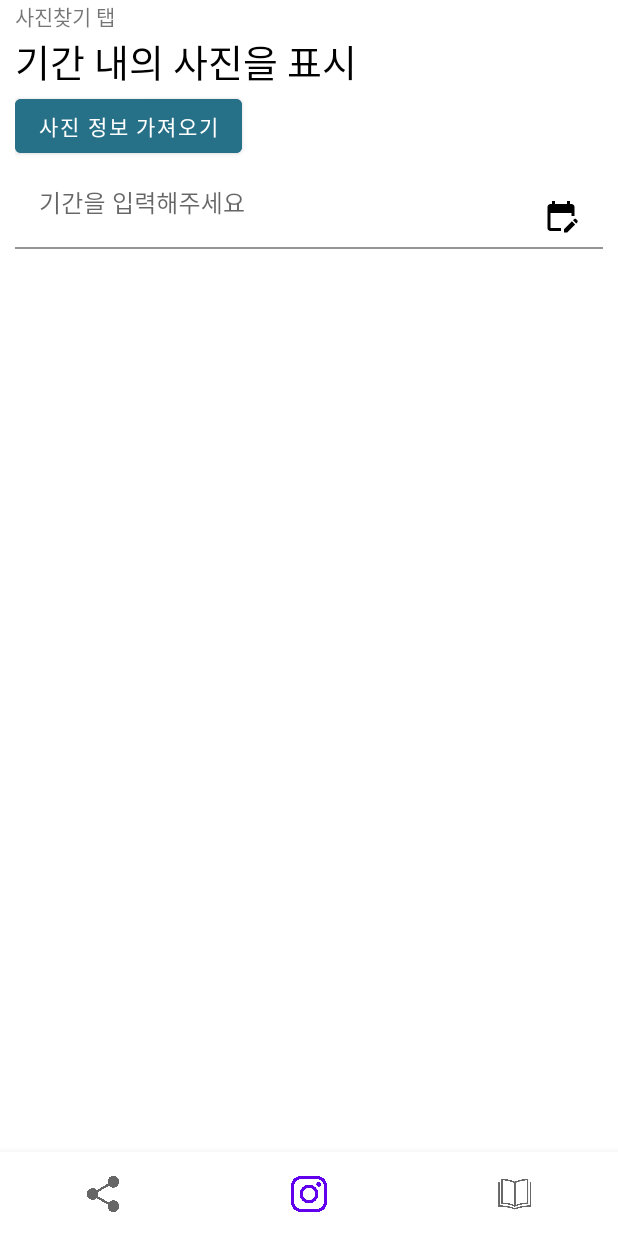
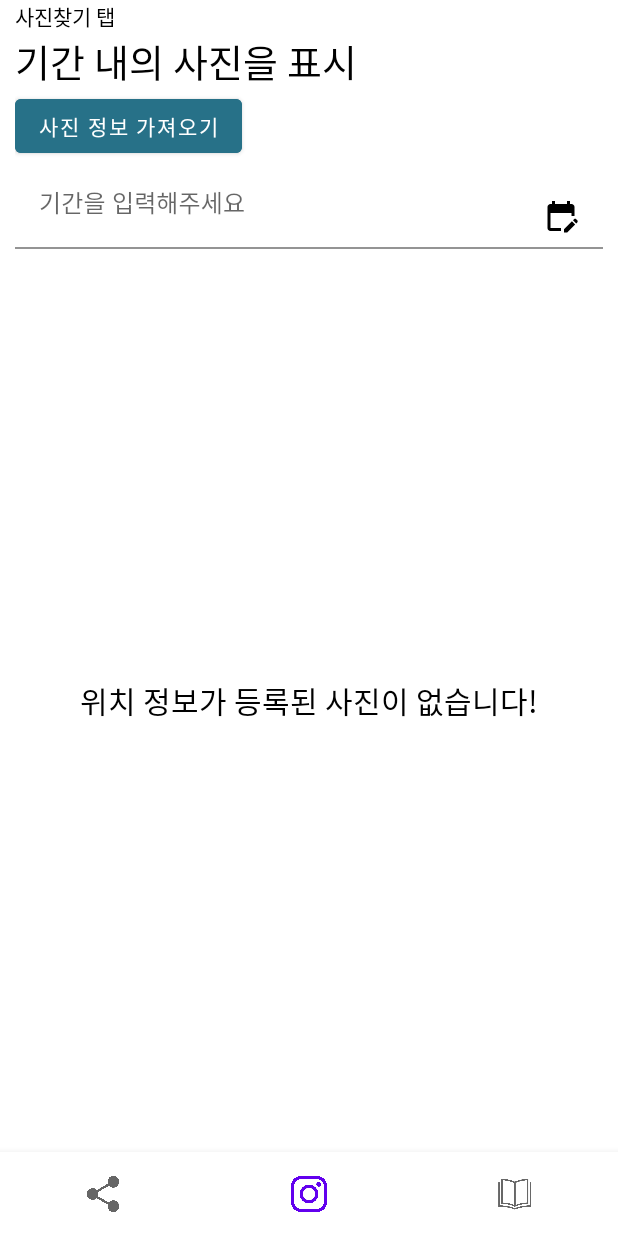
Before and after one commit to BPT0/TravelBook2, an Android app: the screen it shows after launch (MainActivity), item 2 of the bottom bar chosen, on a phone screen of 412 x 824 dp. Run offline under Robolectric (Android 15) with nearby library versions, the phone set to English and light mode, and no system bars; our stand-ins replace Room's generated code, data binding.

Commit message:
DB에 저장된 사진 표시

```diff
--- a/app/src/main/java/com/graduation/travelbook2/search/SearchFragment.kt
+++ b/app/src/main/java/com/graduation/travelbook2/search/SearchFragment.kt
@@ -52,11 +52,20 @@ class SearchFragment : BaseFragment<FragmentSearchBinding>(FragmentSearchBinding
 
         db = ImgInfoDb.getInstance(this.requireContext())!!
 
-        CoroutineScope(Dispatchers.Main).launch {
-            // db에 저장된 모든 이미지에서
-            // 장소의 문자열이 중복되지 않는 이미지를 가져옴
-            if (!listAllImgInfo.isNullOrEmpty()) {
+    // db에 저장된 모든 이미지에서
+    // 장소의 문자열이 중복되지 않는 이미지를 가져옴
+
+    // db에 사진(위치정보가 있는)이 있는 경우 없는 경우 분기 처리
+        CoroutineScope(Dispatchers.IO).launch {
+            if(db.imgInfoDao().getAllImgInfo().isEmpty())
+            else{
                 listAllImgInfo = CoroutineScope(Dispatchers.IO).async {
+                    CoroutineScope(Dispatchers.Main).launch {
+                        // 1.위치 정보가 등록된 사진이 없다는 안내 문구 표시 지우고
+                        binding.tvImgCount.visibility = View.GONE
+                        // 2.위치 리싸이크러뷰 표시
+                        binding.rvLocals.visibility = View.VISIBLE
+                    }
                     db.imgInfoDao().getAllImgInfo() as ArrayList<ImgInfo>
                 }.await()
 
@@ -76,10 +85,13 @@ class SearchFragment : BaseFragment<FragmentSearchBinding>(FragmentSearchBinding
                     }
                 }.await()
 
-                // todo: Locate들 전부 표시될 때까지 로딩창 표시
-                setRvLocate()   // 장소별 그리드레이아웃 리싸이클러뷰 사용
+                // todo:
+                //  1.Locate의 item을 전부 표시될 때까지 로딩창 표시
+                //  2.Main스코프에서 그리드RV 설정
+                CoroutineScope(Dispatchers.Main).launch {
+                    setRvLocate()   // 장소별 그리드레이아웃 리싸이클러뷰 사용
+                }
             }
-
         }
 
         binding.apply {
@@ -107,6 +119,8 @@ class SearchFragment : BaseFragment<FragmentSearchBinding>(FragmentSearchBinding
                     startActivity(localbyPhotoIntent)
                 }
             })
+            // todo: 지역 RV간 간격 조정
+            // * 지역RV에 텍스트 간격 조절
         }
     }
 
--- a/app/src/main/res/layout/activity_local_gallery.xml
+++ b/app/src/main/res/layout/activity_local_gallery.xml
@@ -51,7 +51,7 @@
         app:layout_constraintBottom_toTopOf="@+id/btn_mk_book"
         app:layout_constraintTop_toBottomOf="@+id/title_bar"
         app:spanCount="3"
-        tools:listitem="@layout/item_photo"
+        tools:listitem="@layout/item_photo_l"
         app:layout_constrainedHeight="true"/>
 
     <Button
@@ -79,6 +79,6 @@
         app:layout_constraintTop_toBottomOf="@+id/btn_mk_book"
         app:layout_constraintBottom_toBottomOf="parent"
         app:layout_constraintStart_toStartOf="parent"
-        tools:listitem="@layout/item_photo_h"/>
+        tools:listitem="@layout/item_photo_s"/>
 
 </androidx.constraintlayout.widget.ConstraintLayout>
--- a/app/src/main/res/layout/fragment_search.xml
+++ b/app/src/main/res/layout/fragment_search.xml
@@ -54,13 +54,17 @@
     <TextView
         android:id="@+id/tv_img_count"
         android:layout_width="wrap_content"
-        android:layout_height="wrap_content"
-        android:text=""/>
+        android:layout_height="match_parent"
+        android:layout_gravity="center"
+        android:gravity="center"
+        android:textSize="20dp"
+        android:text="위치 정보가 등록된 사진이 없습니다!"/>
 
     <androidx.recyclerview.widget.RecyclerView
         android:id="@+id/rv_locals"
         android:layout_width="match_parent"
         android:layout_height="wrap_content"
+        android:visibility="gone"
         tools:listitem="@layout/item_local"
         app:layoutManager="androidx.recyclerview.widget.GridLayoutManager"
         android:orientation="vertical"
--- a/app/src/main/res/layout/item_photo.xml
+++ b/app/src/main/res/layout/item_photo_l.xml
@@ -33,7 +33,10 @@
             android:layout_height="wrap_content"
             android:layout_marginTop="10dp"
             android:layout_marginEnd="10dp"
-            android:layout_gravity="right|top"
+            android:minHeight="0dp"
+            android:minWidth="0dp"
+            android:gravity="end|top"
+            android:layout_gravity="top|end"
             android:button="@drawable/sel_ic_image"/>
 
     </FrameLayout>
--- a/app/src/main/res/values/themes.xml
+++ b/app/src/main/res/values/themes.xml
@@ -15,6 +15,8 @@
         <!--        타이틀바 제거-->
         <item name="windowActionBar">false</item>
         <item name="windowNoTitle">true</item>
+
+        <item name="android:textColor">@color/black</item>
     </style>
 
     <style name="SplashTheme" parent="Theme.AppCompat.NoActionBar">
```
Also changed, not shown: app/src/main/java/com/graduation/travelbook2/search/SortedByLocalActivity.kt (+8 -2 lines), app/src/main/java/com/graduation/travelbook2/search/adapter/SelImgAdapter.kt (+18 -7 lines), app/src/main/res/layout/activity_sorted_by_local.xml (+10 -11 lines), app/src/main/res/layout/item_photo_s.xml (renamed from app/src/main/res/layout/item_photo_h.xml).
